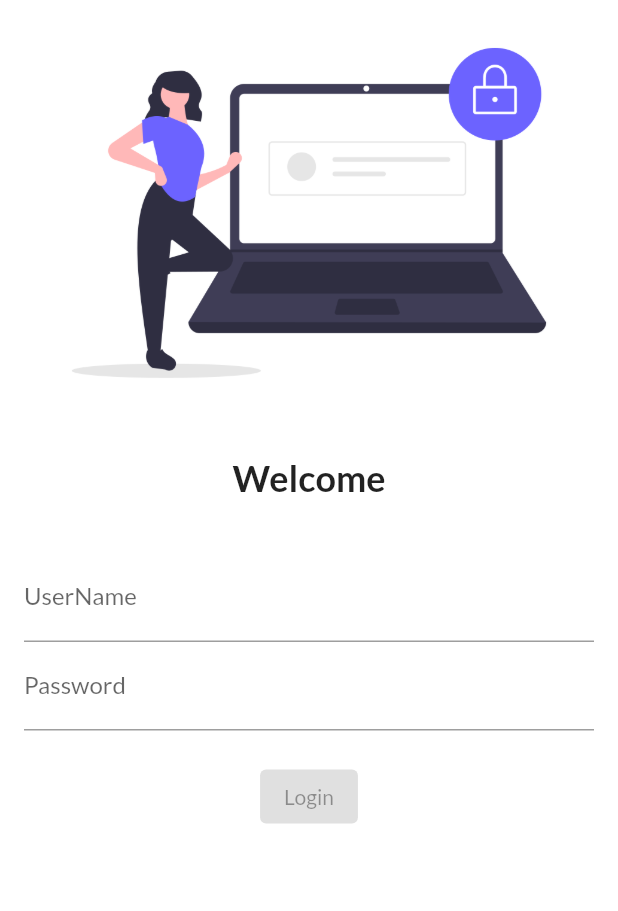
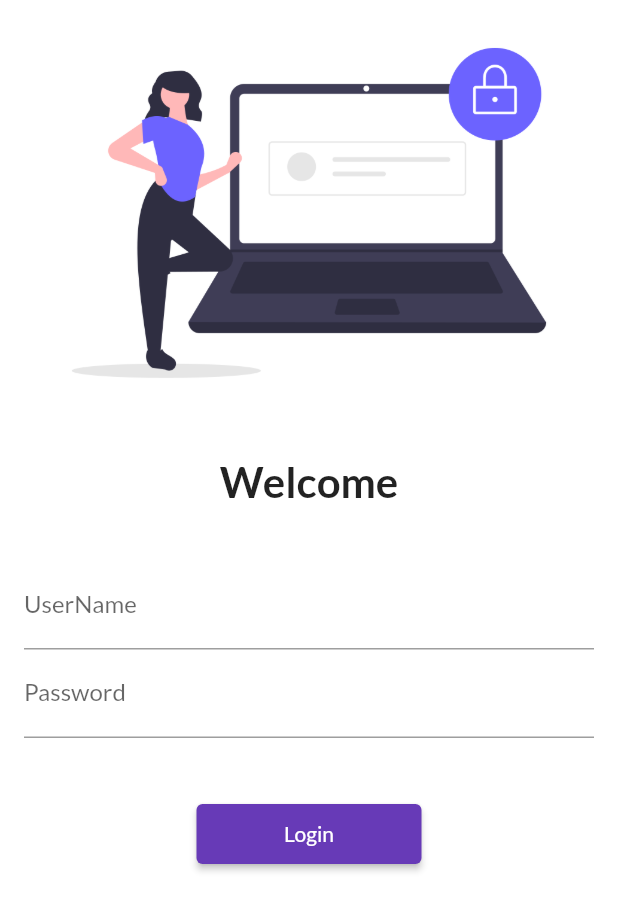
Before and after one commit to RahulYadavLog/Flutter9Hour, a Flutter app: the screen it shows after launch, on a phone screen of 412 x 824 dp. Shown: the top 911 px of the screen. Run offline on Flutter 3.47's test engine with Material 2 defaults, Android fonts, the phone set to English and light mode, and no system bars; our stand-ins replace google_fonts.

Commit message:
Day5 Completed

```diff
--- a/samapleapp/lib/main.dart
+++ b/samapleapp/lib/main.dart
@@ -2,6 +2,7 @@ import 'package:flutter/material.dart';
 import 'package:samapleapp/pages/home_page.dart';
 import 'package:samapleapp/pages/login_pages.dart';
 import 'package:google_fonts/google_fonts.dart';
+import 'package:samapleapp/utils/route_s.dart';
 
 void main() {
   runApp(MyApp());
@@ -14,6 +15,7 @@ class MyApp extends StatelessWidget {
   Widget build(BuildContext context) {
     bringVegitable(thaila: true);
     return MaterialApp(
+      debugShowCheckedModeBanner:false ,
       // home:HomePage(),
       themeMode: ThemeMode.light,
       theme: ThemeData(primarySwatch: Colors.deepPurple,
@@ -22,8 +24,8 @@ class MyApp extends StatelessWidget {
       darkTheme: ThemeData(brightness: Brightness.dark),
       initialRoute: "/login",
       routes: {
-        "/login":(context)=>LoginPage(),
-        "/home":(context)=> HomePage()
+        MyRoutes.loginRoutes:(context)=>LoginPage(),
+        MyRoutes.homeRoutes:(context)=> HomePage()
       },
     );
 
--- a/samapleapp/lib/pages/login_pages.dart
+++ b/samapleapp/lib/pages/login_pages.dart
@@ -1,42 +1,76 @@
 import 'package:flutter/material.dart';
+import 'package:samapleapp/utils/route_s.dart';
 class LoginPage  extends StatelessWidget {
 
   @override
   Widget build(BuildContext context) {
     return Material(
       color: Colors.white,
-child: Column(children: [Image.asset("assets/images/img1.png",fit: BoxFit.cover,
+child: SingleChildScrollView(
+  child:   Column(children: [Image.asset("assets/images/img1.png",fit: BoxFit.cover,
+
   ),
+
   SizedBox(height: 20,),
+
   Text("Welcome",style:
- TextStyle(fontSize:24 ,
+
+   TextStyle(fontSize:28 ,
+
    fontWeight: FontWeight.bold),
+
    ),
+
   SizedBox(height: 20,),
+
   Padding(
+
     padding: const EdgeInsets.all(16.0),
+
     child:   Column(children: [TextFormField(decoration: InputDecoration(hintText: "Enter User Name",labelText: "UserName"),),
+
+
 
     TextFormField(obscureText: true,decoration: InputDecoration(hintText: "Enter Password",labelText: "Password"),
 
-  ),
-  SizedBox(height: 20,),
-  ElevatedButton(onPressed: ()
-  {
-    print("Hello Rahul")
-
-  }, child: Text("Login"),
-  style: TextButton.,)],
 
 
     ),
+
+    SizedBox(height: 40,),
+
+    ElevatedButton(onPressed: ()
+
+    {
+
+      Navigator.pushNamed(context, MyRoutes.homeRoutes);
+
+
+
+    }, child: Text("Login"),
+
+    style: TextButton.styleFrom(minimumSize: Size(150, 40)))],
+
+
+
+
+
+    ),
+
+
+
 
 
   )
 
 
 
+
+
+
+
   ],),
+),
     );
 
   }
--- /dev/null
+++ b/samapleapp/lib/utils/route_s.dart
@@ -0,0 +1,5 @@
+class MyRoutes
+{
+  static String loginRoutes="/login";
+  static String homeRoutes="/home";
+}
```
Lines whose indentation alone changed are shown as unchanged.
